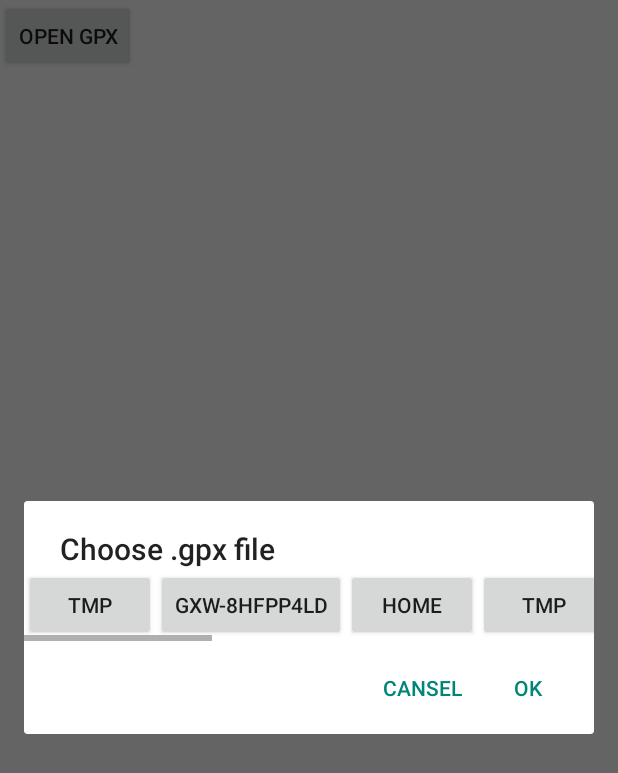
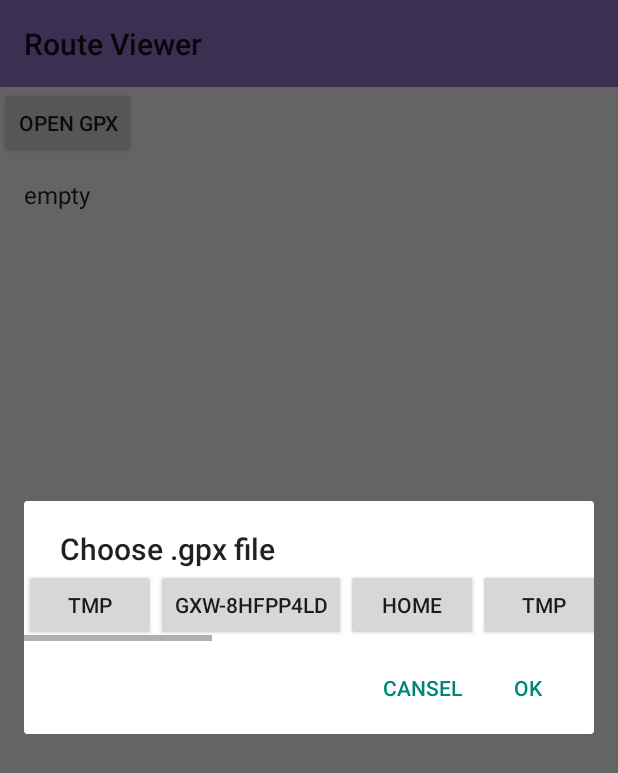
Before and after one commit to VikhVictor/RouteViewer, an Android app: the screen it shows after launch (MenuActivity), after a tap on "OPEN GPX", on a phone screen of 412 x 824 dp. Shown: the top 773 px of the screen. Run offline under Robolectric (Android 15) with nearby library versions, the phone set to English and light mode, and no system bars.

Commit message:
+toolbar +save viewed files

```diff
--- a/app/build.gradle
+++ b/app/build.gradle
@@ -23,4 +23,6 @@ dependencies {
     compile fileTree(dir: 'libs', include: ['*.jar'])
     compile 'com.android.support:appcompat-v7:23.1.1'
     compile 'com.google.android.gms:play-services:8.4.0'
+    compile "com.android.support:appcompat-v7:23.0.+"
+    compile 'com.android.support:design:23.0.+'
 }
--- /dev/null
+++ b/app/src/main/java/com/victor/routeviewer/DialogListener.java
@@ -0,0 +1,10 @@
+package com.victor.routeviewer;
+
+/**
+ * Created by Виктор on 03.05.2016.
+ */
+public interface DialogListener {
+
+    public void onFileSelected(String file);
+
+}
--- a/app/src/main/java/com/victor/routeviewer/FileDialog.java
+++ b/app/src/main/java/com/victor/routeviewer/FileDialog.java
@@ -43,6 +43,8 @@ public class FileDialog extends AlertDialog.Builder {
     private ArrayAdapter<String> adapter;
     List<File> files;
     ArrayList<String> filenames;
+    private DialogListener listener;
+    private String filename = "";
 
 
     public FileDialog(final Context context) {
@@ -55,7 +57,9 @@ public class FileDialog extends AlertDialog.Builder {
         this.setTitle(TITLE).setView(dialogLayout).setPositiveButton("Ok", new DialogInterface.OnClickListener() {
             @Override
             public void onClick(DialogInterface dialog, int which) {
-                context.startActivity(new Intent(context, MapsActivity.class));
+                if (!filename.equals(""))
+                    listener.onFileSelected(filename);
+                //context.startActivity(new Intent(context, MapsActivity.class));
             }
         }).setNegativeButton("Cansel", null);
     }
@@ -109,9 +113,10 @@ public class FileDialog extends AlertDialog.Builder {
                 if (files.get(position).isDirectory()) {
                     refreshDialogView(files.get(position).getAbsolutePath());
                 } else {
-                    Intent intent = new Intent(context, MapsActivity.class);
+                    /*Intent intent = new Intent(context, MapsActivity.class);
                     intent.putExtra("path", files.get(position).getAbsolutePath());
-                    context.startActivity(intent);
+                    context.startActivity(intent);*/
+                    filename = files.get(position).getAbsolutePath();
                     //view.setSelected(true);
                 }
             }
@@ -139,6 +144,11 @@ public class FileDialog extends AlertDialog.Builder {
             directory = directory.getParentFile();
         } while (directory.getParent() != null);
         return  list;
+    }
+
+    public FileDialog setListener(DialogListener listener) {
+        this.listener = listener;
+        return this;
     }
 
     private void getFileList(String path) {
@@ -185,8 +195,6 @@ public class FileDialog extends AlertDialog.Builder {
             this.setText(this.directory);
         }
 
-
-
     }
 
 
--- a/app/src/main/java/com/victor/routeviewer/MenuActivity.java
+++ b/app/src/main/java/com/victor/routeviewer/MenuActivity.java
@@ -3,44 +3,110 @@ package com.victor.routeviewer;
 import android.app.Activity;
 import android.app.AlertDialog;
 import android.content.Intent;
+import android.content.SharedPreferences;
+import android.graphics.Paint;
 import android.net.Uri;
+import android.os.Build;
 import android.os.Bundle;
+import android.preference.PreferenceManager;
+import android.support.v7.app.AppCompatActivity;
+import android.support.v7.widget.Toolbar;
 import android.util.Log;
 import android.view.View;
+import android.widget.Adapter;
+import android.widget.AdapterView;
+import android.widget.ArrayAdapter;
 import android.widget.Button;
+import android.widget.ListView;
+
+import java.util.ArrayList;
+import java.util.Set;
+import java.util.TreeSet;
 
 
-public class MenuActivity extends Activity implements View.OnClickListener{
+public class MenuActivity extends AppCompatActivity implements View.OnClickListener{
 
-    private static final int READ_REQUEST_CODE = 42;
+    private static final String PREF_KEY = "com.victor.routeviewer";
+    private static final String SET_KEY = "routes";
 
     Button bOpen;
+    Toolbar toolbar;
+    ListView list;
+    ArrayAdapter<String> adapter;
+    ArrayList<String> userRoutes;
+    AlertDialog alert;
+    SharedPreferences preferences;
 
     @Override
     protected void onCreate(Bundle savedInstanceState) {
         super.onCreate(savedInstanceState);
         setContentView(R.layout.activity_menu);
+        toolbar = (Toolbar) findViewById(R.id.toolbar);
+        toolbar.setTitle("Route Viewer");
+        setSupportActionBar(toolbar);
+
+        userRoutes = new ArrayList<String>();
+        list = (ListView) findViewById(R.id.listView);
+        loadUserRoutes();
+
         bOpen = (Button) findViewById(R.id.b_open);
         bOpen.setOnClickListener(this);
     }
 
-    @Override
-    protected void onActivityResult(int requestCode, int resultCode, Intent data) {
-        super.onActivityResult(requestCode, resultCode, data);
-        if (requestCode == READ_REQUEST_CODE && resultCode == Activity.RESULT_OK) {
-            // The document selected by the user won't be returned in the intent.
-            // Instead, a URI to that document will be contained in the return intent
-            // provided to this method as a parameter.
-            // Pull that URI using resultData.getData().
+    private void loadUserRoutes() {
+        preferences = PreferenceManager.getDefaultSharedPreferences(getApplicationContext());
+        Set<String> set = preferences.getStringSet(SET_KEY, null);
+        if (set == null) {
+            userRoutes.clear();
+            userRoutes.add("empty");
+            adapter = new ArrayAdapter<String>(this, android.R.layout.simple_list_item_1, userRoutes);
+            list.setAdapter(adapter);
+        } else {
+            userRoutes.clear();
+            for (String s : set) {
+                userRoutes.add(s);
+            }
+            adapter = new ArrayAdapter<String>(this, android.R.layout.simple_list_item_1, userRoutes);
+            list.setAdapter(adapter);
+            list.setOnItemClickListener(new AdapterView.OnItemClickListener() {
+                @Override
+                public void onItemClick(AdapterView<?> parent, View view, int position, long id) {
 
-                Log.i("MyTag", "Uri: " + data.getExtras().get(""));
+                }
+            });
         }
     }
 
     @Override
     public void onClick(View v) {
         FileDialog dialogBuilder = new FileDialog(this);
-        AlertDialog alert = dialogBuilder.create();
+        dialogBuilder.setListener(new DialogListener() {
+            @Override
+            public void onFileSelected(String gpx) {
+                alert.cancel();
+                //save path to userRoutes
+                preferences = PreferenceManager.getDefaultSharedPreferences(getApplicationContext());
+                Set<String> tmp = preferences.getStringSet(SET_KEY, new TreeSet<String>());
+                tmp.add(gpx);
+                userRoutes.clear();
+                for (String s : tmp) {
+                    userRoutes.add(s);
+                }
+                adapter.notifyDataSetChanged();
+                SharedPreferences.Editor editor = preferences.edit();
+                editor.putStringSet(SET_KEY, tmp);
+                editor.commit();
+
+                // launch map activity with choosen route
+
+                /*Intent intent = new Intent(getApplicationContext(), MapsActivity.class);
+                intent.putExtra("path", gpx);
+                startActivity(intent);*/
+            }
+        });
+        alert = dialogBuilder.create();
+
         alert.show();
+
     }
 }
--- a/app/src/main/res/layout/activity_menu.xml
+++ b/app/src/main/res/layout/activity_menu.xml
@@ -3,6 +3,16 @@
     android:orientation="vertical" android:layout_width="match_parent"
     android:layout_height="match_parent">
 
+    <android.support.v7.widget.Toolbar
+        android:id="@+id/toolbar"
+        android:layout_width="match_parent"
+        android:layout_height="58dp"
+        android:background="#9575CD"
+        android:titleTextColor="#FFFFFF">
+
+
+
+    </android.support.v7.widget.Toolbar>
 
     <Button
         android:layout_width="wrap_content"
--- /dev/null
+++ b/app/src/main/res/values-v21/styles.xml
@@ -0,0 +1,7 @@
+
+<resources>
+    <style name="AppTheme" parent="Theme.AppCompat.Light.NoActionBar">
+        <item name="android:windowNoTitle">true</item>
+        <item name="android:colorPrimary">#22FF00</item>
+    </style>
+</resources>
--- a/app/src/main/res/values/styles.xml
+++ b/app/src/main/res/values/styles.xml
@@ -1,7 +1,8 @@
 <resources>
 
     <!-- Base application theme. -->
-    <style name="AppTheme" parent="Theme.AppCompat.Light.DarkActionBar">
+    <style name="AppTheme" parent="Theme.AppCompat.Light.NoActionBar">
+        <item name="android:color">#3F2FF1</item>
         <!-- Customize your theme here. -->
     </style>
 
```
Also changed, not shown: app/src/main/java/com/victor/routeviewer/MapsActivity.java (+16 -3 lines), app/src/main/res/layout/activity_maps.xml (+15 -1 lines), 1 other file.
